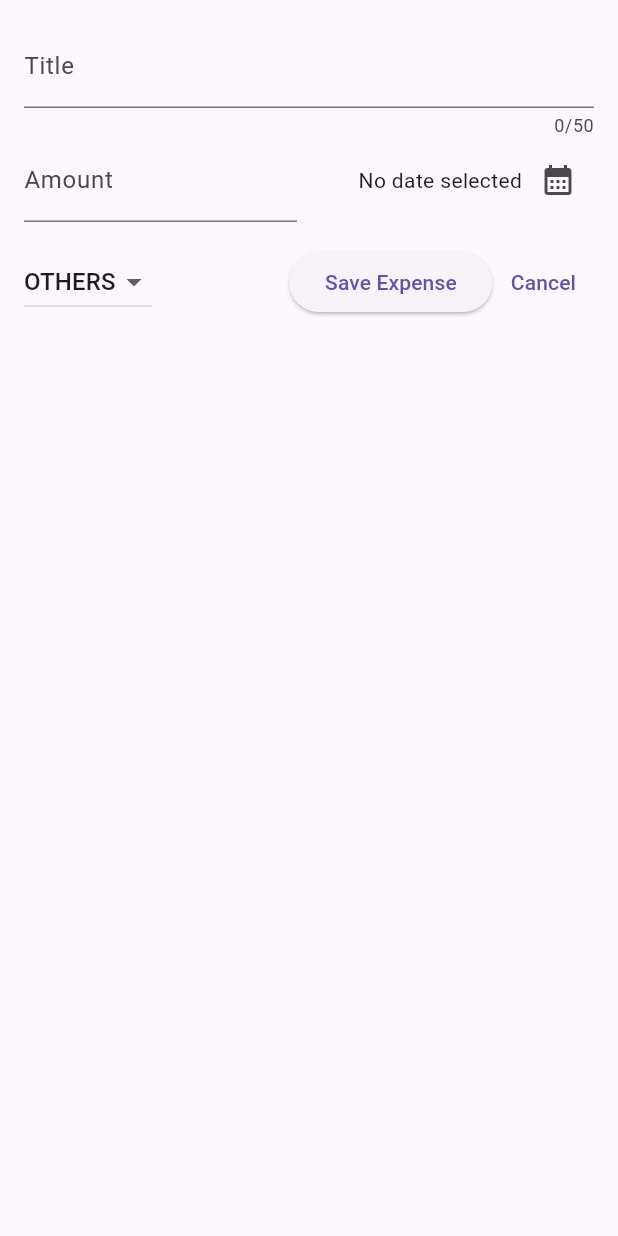
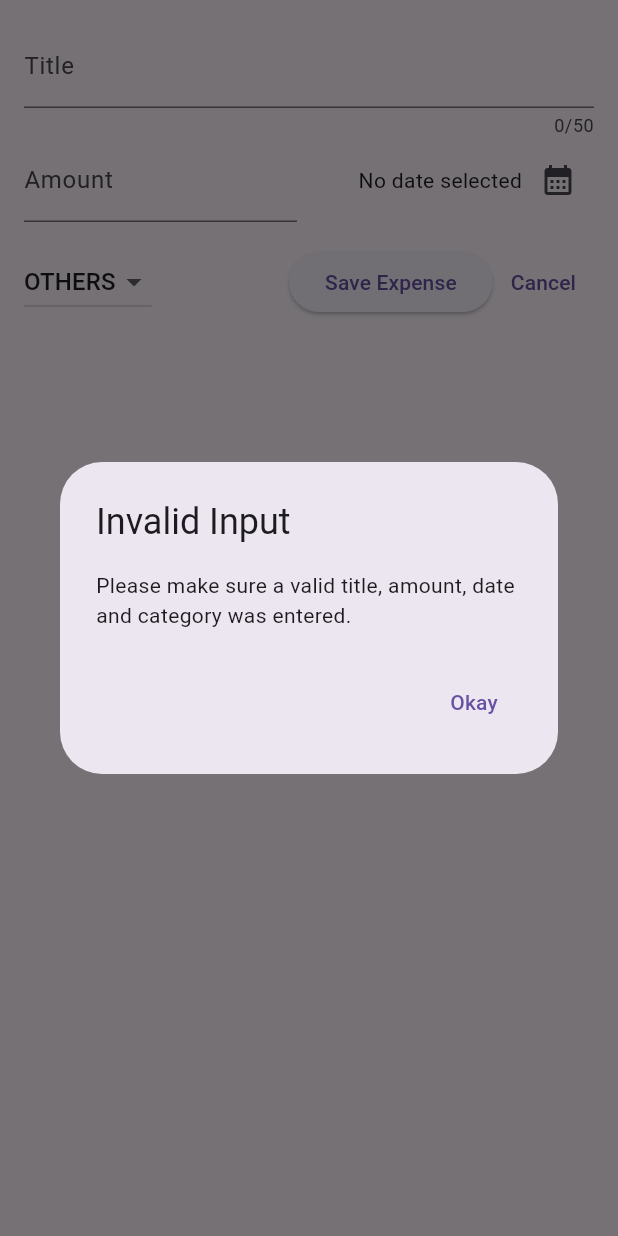
Before and after one commit to qyupaww/expenses-tracker-app, a Flutter app: the NewExpense widget shown alone on an empty page, opened directly, after a tap on "Save Expense", on a phone screen of 412 x 824 dp. Run offline on Flutter 3.47's test engine with Material 3 defaults, Android fonts, the phone set to English and light mode, and no system bars.

Commit message:
feat: validating user input n show error dialog

```diff
--- a/lib/widgets/new_expenses.dart
+++ b/lib/widgets/new_expenses.dart
@@ -25,6 +25,31 @@ class _NewExpenseState extends State<NewExpense> {
     setState(() {
       _selectedDate = pickedDate;
     });
+  }
+
+  void _submitExpenseData() {
+    final enteredAmount = double.tryParse(_amountController.text);
+    final amountIsInvalid = enteredAmount == null || enteredAmount <= 0;
+    if (_titleController.text.trim().isEmpty ||
+        amountIsInvalid ||
+        _selectedDate == null) {
+      showDialog(
+        context: context,
+        builder: (ctx) => AlertDialog(
+          title: const Text('Invalid Input'),
+          content: const Text(
+              'Please make sure a valid title, amount, date and category was entered.'),
+          actions: [
+            TextButton(
+              onPressed: () {
+                Navigator.pop(ctx);
+              },
+              child: const Text('Okay'),
+            ),
+          ],
+        ),
+      );
+    }
   }
 
   @override
@@ -100,10 +125,7 @@ class _NewExpenseState extends State<NewExpense> {
                   }),
               const Spacer(),
               ElevatedButton(
-                onPressed: () {
-                  print(_titleController.text);
-                  print(_amountController.text);
-                },
+                onPressed: _submitExpenseData,
                 child: const Text('Save Expense'),
               ),
               TextButton(
```
